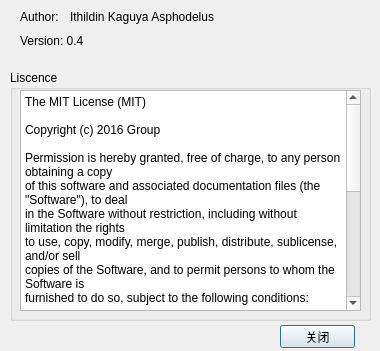
First picture: the form in dialogaboutme.ui, repository ChickenSeller/Primer-Maker, before the edit.
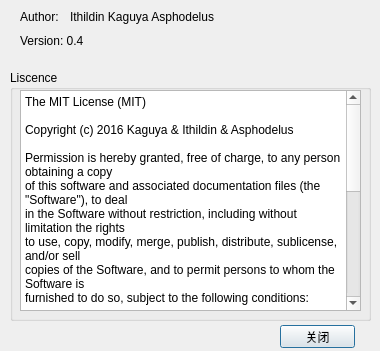
Second picture: the form after the edit.

Diff of the .ui file:
```diff
--- a/dialogaboutme.ui
+++ b/dialogaboutme.ui
@@ -41,7 +41,7 @@
 &lt;/style&gt;&lt;/head&gt;&lt;body style=&quot; font-family:'SimSun'; font-size:9pt; font-weight:400; font-style:normal;&quot;&gt;
 &lt;p style=&quot; margin-top:0px; margin-bottom:0px; margin-left:0px; margin-right:0px; -qt-block-indent:0; text-indent:0px;&quot;&gt;The MIT License (MIT)&lt;/p&gt;
 &lt;p style=&quot;-qt-paragraph-type:empty; margin-top:0px; margin-bottom:0px; margin-left:0px; margin-right:0px; -qt-block-indent:0; text-indent:0px;&quot;&gt;&lt;br /&gt;&lt;/p&gt;
-&lt;p style=&quot; margin-top:0px; margin-bottom:0px; margin-left:0px; margin-right:0px; -qt-block-indent:0; text-indent:0px;&quot;&gt;Copyright (c) 2016 Group&lt;/p&gt;
+&lt;p style=&quot; margin-top:0px; margin-bottom:0px; margin-left:0px; margin-right:0px; -qt-block-indent:0; text-indent:0px;&quot;&gt;Copyright (c) 2016 Kaguya &amp;amp; Ithildin &amp;amp; Asphodelus&lt;/p&gt;
 &lt;p style=&quot;-qt-paragraph-type:empty; margin-top:0px; margin-bottom:0px; margin-left:0px; margin-right:0px; -qt-block-indent:0; text-indent:0px;&quot;&gt;&lt;br /&gt;&lt;/p&gt;
 &lt;p style=&quot; margin-top:0px; margin-bottom:0px; margin-left:0px; margin-right:0px; -qt-block-indent:0; text-indent:0px;&quot;&gt;Permission is hereby granted, free of charge, to any person obtaining a copy&lt;/p&gt;
 &lt;p style=&quot; margin-top:0px; margin-bottom:0px; margin-left:0px; margin-right:0px; -qt-block-indent:0; text-indent:0px;&quot;&gt;of this software and associated documentation files (the &amp;quot;Software&amp;quot;), to deal&lt;/p&gt;
```
